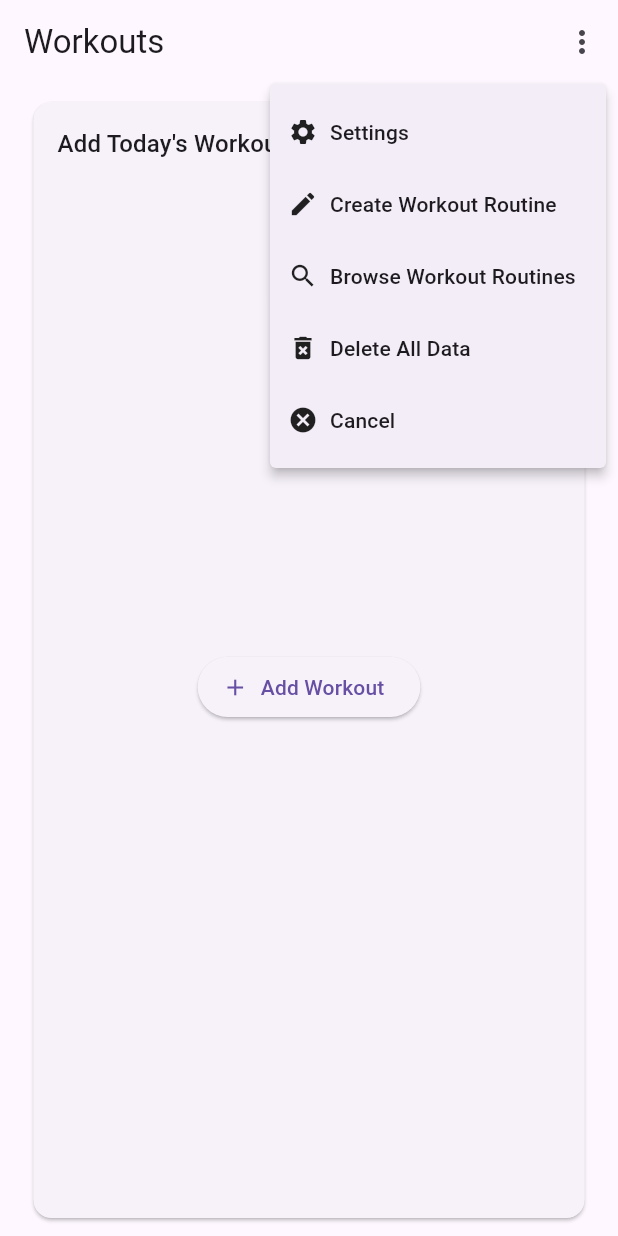
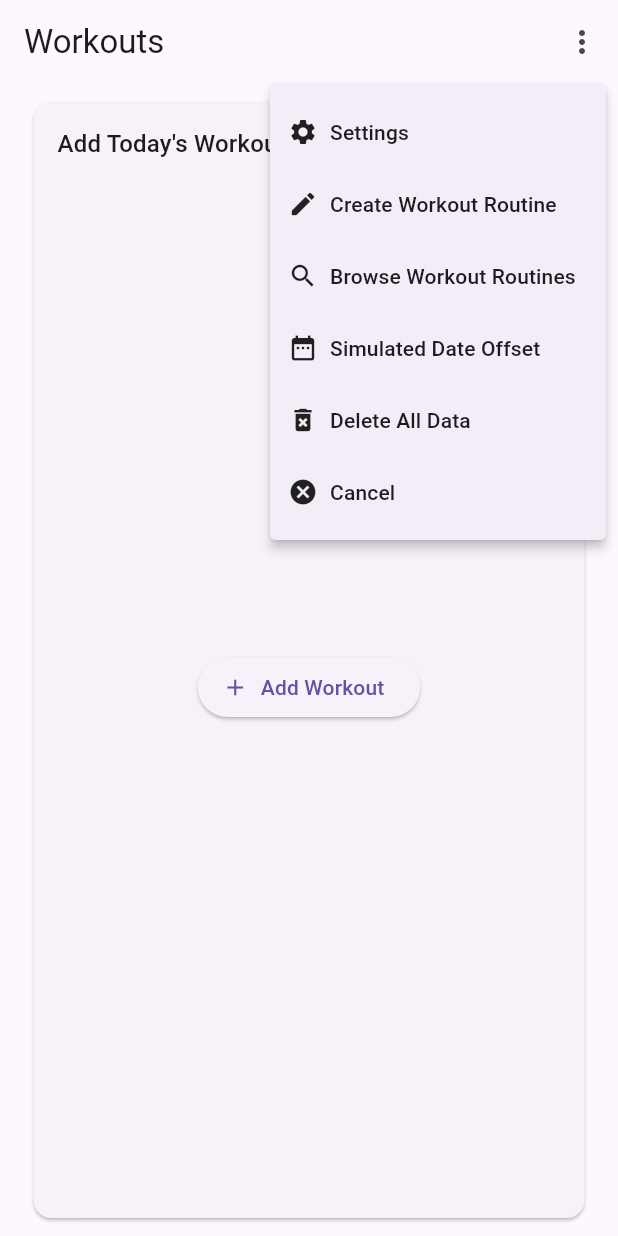
Before and after one commit to CraigBuilds/flutter_workout_app_v2, a Flutter app: the screen it shows after launch, after a tap on the "more vert" icon, on a phone screen of 412 x 824 dp. Run offline on Flutter 3.47's test engine with Material 3 defaults, Android fonts, the phone set to English and light mode, and no system bars; our stand-ins replace hive, hive_flutter; accounts and stored records are empty.

Commit message:
add simulated offset days

```diff
--- a/lib/backend/models.dart
+++ b/lib/backend/models.dart
@@ -84,11 +84,13 @@ class Date {
   @HiveField(2)
   final int day;
 
+  static int simulatedDateOffsetDays = 0;
+
   const Date(this.year, this.month, this.day);
 
   factory Date.today() {
       final now = DateTime.now();
-      return Date(now.year, now.month, now.day);
+      return Date(now.year, now.month, now.day + simulatedDateOffsetDays);
   }
 
   @override
--- a/lib/backend/workout_database.dart
+++ b/lib/backend/workout_database.dart
@@ -130,6 +130,11 @@ class WorkoutDatabase {
     return boxData.workouts.containsKey(today);
   }
 
+  void forceRebuild() {
+    final allWorkouts = boxData;
+    _box.putAt(0, allWorkouts);
+  }
+
   void seedInitialDataForTesting() {
 
     final workout1 = Workout(
--- a/lib/pages/home_page.dart
+++ b/lib/pages/home_page.dart
@@ -57,8 +57,8 @@ class HomePageAppBar extends StatelessWidget implements PreferredSizeWidget {
       case 'settings': null;
       case 'createRoutine': null;
       case 'browseRoutines': null;
-      case 'deleteAllData':
-        database.clearAllData();
+      case 'simulated date offset': handleSimulatedDateOffsetPressed(context);
+      case 'deleteAllData': database.clearAllData();
       case 'cancel': null;
     }
   }
@@ -68,6 +68,7 @@ class HomePageAppBar extends StatelessWidget implements PreferredSizeWidget {
       ['settings', Icons.settings, 'Settings'],
       ['createRoutine', Icons.create, 'Create Workout Routine'],
       ['browseRoutines', Icons.search, 'Browse Workout Routines'],
+      ['simulated date offset', Icons.date_range, 'Simulated Date Offset'],
       ['deleteAllData', Icons.delete_forever, 'Delete All Data'],
       ['cancel', Icons.cancel, 'Cancel'],
     ])
@@ -82,6 +83,37 @@ class HomePageAppBar extends StatelessWidget implements PreferredSizeWidget {
         ),
       ),
   ];
+
+  void handleSimulatedDateOffsetPressed(BuildContext context) async {
+    final offsetController = TextEditingController(text: Date.simulatedDateOffsetDays.toString());
+
+    await showDialog(
+      context: context,
+      builder: (context) {
+        return AlertDialog(
+          title: const Text('Set Simulated Date Offset (days)'),
+          content: TextField(
+            controller: offsetController,
+            decoration: const InputDecoration(labelText: 'Offset in days'),
+            keyboardType: TextInputType.number,
+          ),
+          actions: [
+            TextButton(
+              onPressed: () {
+                final offset = int.tryParse(offsetController.text);
+                if (offset != null) {
+                  Date.simulatedDateOffsetDays = offset;
+                  database.forceRebuild();
+                }
+                Navigator.of(context).pop();
+              },
+              child: const Text('Set'),
+            ),
+          ],
+        );
+      },
+    );
+  }
 }
 
 // -- Body
```
